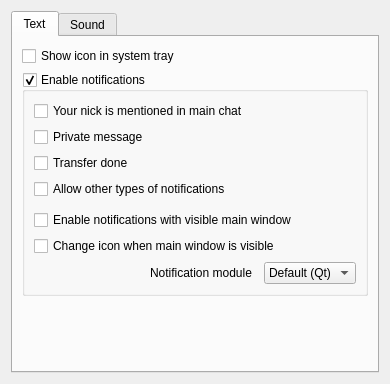
First picture: the form in eiskaltdcpp/ui/UISettingsNotification.ui, repository eiskaltdcpp/eiskaltdcpp, before the edit.
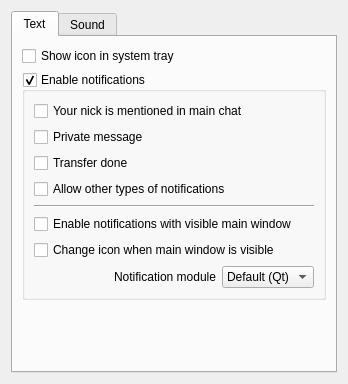
Second picture: the form after the edit.

```diff
--- a/eiskaltdcpp/ui/UISettingsNotification.ui
+++ b/eiskaltdcpp/ui/UISettingsNotification.ui
@@ -6,8 +6,8 @@
    <rect>
     <x>0</x>
     <y>0</y>
-    <width>390</width>
-    <height>315</height>
+    <width>348</width>
+    <height>324</height>
    </rect>
   </property>
   <property name="windowTitle">
@@ -23,8 +23,15 @@
       <attribute name="title">
        <string>Text</string>
       </attribute>
-      <layout class="QGridLayout" name="gridLayout_3">
-       <item row="1" column="0">
+      <layout class="QVBoxLayout" name="verticalLayout_2">
+       <item>
+        <widget class="QCheckBox" name="checkBox_TRAY">
+         <property name="text">
+          <string>Show icon in system tray</string>
+         </property>
+        </widget>
+       </item>
+       <item>
         <widget class="QGroupBox" name="groupBox">
          <property name="title">
           <string>Enable notifications</string>
@@ -32,103 +39,103 @@
          <property name="checkable">
           <bool>true</bool>
          </property>
-         <layout class="QGridLayout" name="gridLayout_2">
-          <item row="0" column="0" colspan="5">
+         <layout class="QVBoxLayout" name="verticalLayout">
+          <item>
            <widget class="QCheckBox" name="checkBox_NICKSAY">
             <property name="text">
              <string>Your nick is mentioned in main chat</string>
             </property>
            </widget>
           </item>
-          <item row="1" column="0" colspan="5">
+          <item>
            <widget class="QCheckBox" name="checkBox_PM">
             <property name="text">
              <string>Private message</string>
             </property>
            </widget>
           </item>
-          <item row="2" column="0" colspan="5">
+          <item>
            <widget class="QCheckBox" name="checkBox_TRDONE">
             <property name="text">
              <string>Transfer done</string>
             </property>
            </widget>
           </item>
-          <item row="3" column="0" colspan="5">
+          <item>
            <widget class="QCheckBox" name="checkBox_ANY">
             <property name="text">
              <string>Allow other types of notifications</string>
             </property>
            </widget>
           </item>
-          <item row="7" column="1">
-           <widget class="QLabel" name="label_4">
-            <property name="text">
-             <string>Notification module</string>
-            </property>
-           </widget>
-          </item>
-          <item row="7" column="0">
-           <spacer name="horizontalSpacer">
+          <item>
+           <widget class="Line" name="line">
             <property name="orientation">
              <enum>Qt::Horizontal</enum>
             </property>
-            <property name="sizeHint" stdset="0">
-             <size>
-              <width>40</width>
-              <height>20</height>
-             </size>
-            </property>
-           </spacer>
-          </item>
-          <item row="7" column="3" colspan="2">
-           <widget class="QComboBox" name="comboBox">
-            <item>
-             <property name="text">
-              <string>Default (Qt)</string>
-             </property>
-            </item>
-            <item>
-             <property name="text">
-              <string>D-Bus</string>
-             </property>
-            </item>
            </widget>
           </item>
-          <item row="6" column="0" colspan="5">
-           <widget class="QCheckBox" name="checkBox_MWVISIBLE">
-            <property name="text">
-             <string>Change icon when main window is visible</string>
-            </property>
-           </widget>
-          </item>
-          <item row="4" column="0">
-           <spacer name="verticalSpacer_3">
-            <property name="orientation">
-             <enum>Qt::Vertical</enum>
-            </property>
-            <property name="sizeType">
-             <enum>QSizePolicy::Fixed</enum>
-            </property>
-            <property name="sizeHint" stdset="0">
-             <size>
-              <width>20</width>
-              <height>5</height>
-             </size>
-            </property>
-           </spacer>
-          </item>
-          <item row="5" column="0" colspan="5">
+          <item>
            <widget class="QCheckBox" name="checkBox_MWACTIVE">
             <property name="text">
              <string>Enable notifications with visible main window</string>
             </property>
            </widget>
           </item>
+          <item>
+           <widget class="QCheckBox" name="checkBox_MWVISIBLE">
+            <property name="text">
+             <string>Change icon when main window is visible</string>
+            </property>
+           </widget>
+          </item>
+          <item>
+           <layout class="QHBoxLayout" name="horizontalLayout">
+            <item>
+             <widget class="QLabel" name="label_4">
+              <property name="sizePolicy">
+               <sizepolicy hsizetype="Expanding" vsizetype="Preferred">
+                <horstretch>0</horstretch>
+                <verstretch>0</verstretch>
+               </sizepolicy>
+              </property>
+              <property name="text">
+               <string>Notification module</string>
+              </property>
+              <property name="alignment">
+               <set>Qt::AlignRight|Qt::AlignTrailing|Qt::AlignVCenter</set>
+              </property>
+              <property name="wordWrap">
+               <bool>true</bool>
+              </property>
+             </widget>
+            </item>
+            <item>
+             <widget class="QComboBox" name="comboBox">
+              <property name="sizePolicy">
+               <sizepolicy hsizetype="Minimum" vsizetype="Fixed">
+                <horstretch>0</horstretch>
+                <verstretch>0</verstretch>
+               </sizepolicy>
+              </property>
+              <item>
+               <property name="text">
+                <string>Default (Qt)</string>
+               </property>
+              </item>
+              <item>
+               <property name="text">
+                <string>D-Bus</string>
+               </property>
+              </item>
+             </widget>
+            </item>
+           </layout>
+          </item>
          </layout>
         </widget>
        </item>
-       <item row="2" column="0">
+       <item>
         <spacer name="verticalSpacer">
          <property name="orientation">
           <enum>Qt::Vertical</enum>
@@ -141,13 +148,6 @@
          </property>
         </spacer>
        </item>
-       <item row="0" column="0">
-        <widget class="QCheckBox" name="checkBox_TRAY">
-         <property name="text">
-          <string>Show icon in system tray</string>
-         </property>
-        </widget>
-       </item>
       </layout>
      </widget>
      <widget class="QWidget" name="tab_2">
```
